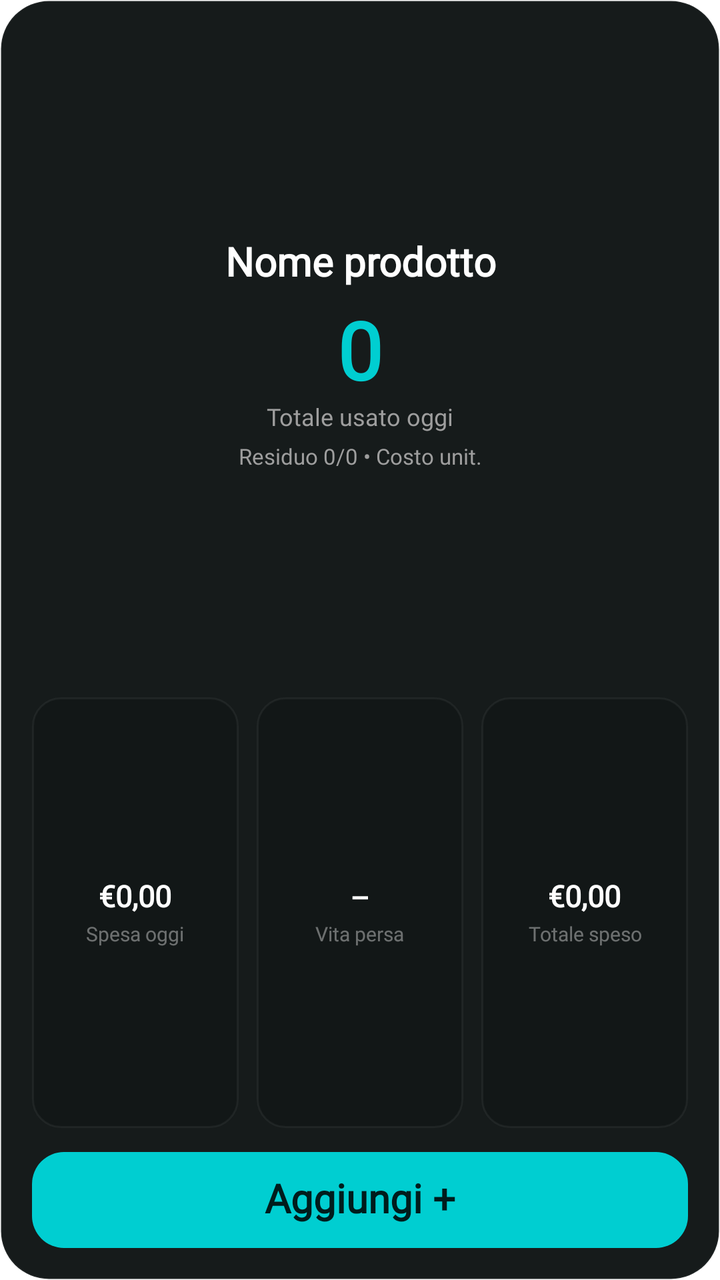
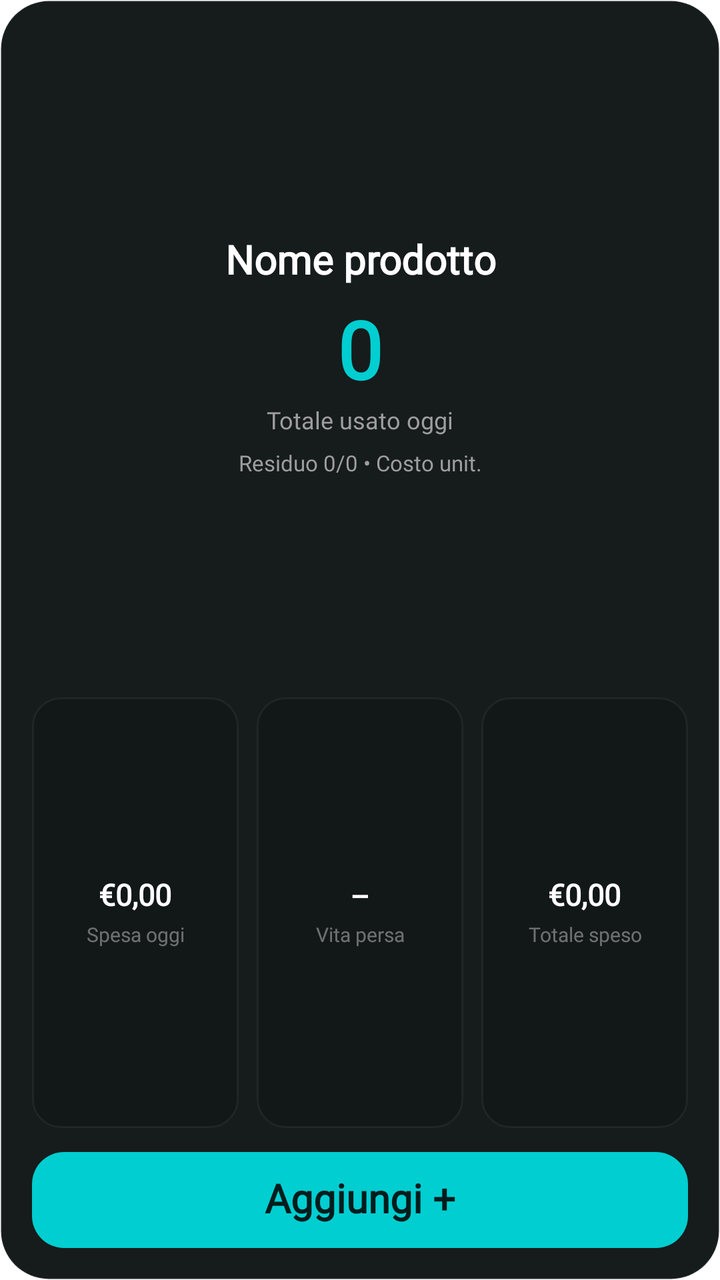

Compare the two renders of this Android layout. The source of the first and the diff that turns it into the second are given below.
<!-- AndroidManifest.xml: fallback theme Theme.MaterialComponents.DayNight.NoActionBar -->
<!-- res/layout/tracking_widget_large.xml -->
<?xml version="1.0" encoding="utf-8"?>
<LinearLayout xmlns:android="http://schemas.android.com/apk/res/android"
    android:id="@+id/widget_root"
    android:layout_width="match_parent"
    android:layout_height="match_parent"
    android:background="@drawable/widget_background"
    android:gravity="center_horizontal"
    android:orientation="vertical"
    android:padding="16dp">

    <LinearLayout
        android:layout_width="match_parent"
        android:layout_height="0dp"
        android:layout_weight="3"
        android:gravity="center"
        android:orientation="vertical">

        <TextView
            android:fontFamily="@font/dm_sans"
            android:id="@+id/widget_product_name"
            android:layout_width="match_parent"
            android:layout_height="wrap_content"
            android:autoSizeMaxTextSize="22sp"
            android:autoSizeMinTextSize="13sp"
            android:autoSizeTextType="uniform"
            android:ellipsize="end"
            android:gravity="center"
            android:includeFontPadding="false"
            android:maxLines="1"
            android:text="Nome prodotto"
            android:textColor="@color/widget_text_primary"
            android:textSize="20sp"
            android:textStyle="bold" />

        <TextView
            android:fontFamily="@font/dm_sans"
            android:id="@+id/widget_count"
            android:layout_width="wrap_content"
            android:layout_height="wrap_content"
            android:autoSizeMaxTextSize="50sp"
            android:autoSizeMinTextSize="22sp"
            android:autoSizeTextType="uniform"
            android:layout_marginTop="10dp"
            android:includeFontPadding="false"
            android:text="0"
            android:textColor="@color/widget_count"
            android:textSize="40sp"
            android:textStyle="bold" />

        <TextView
            android:fontFamily="@font/dm_sans"
            android:id="@+id/widget_count_label"
            android:layout_width="wrap_content"
            android:layout_height="wrap_content"
            android:layout_marginTop="2dp"
            android:includeFontPadding="false"
            android:text="Totale usato oggi"
            android:textColor="@color/widget_text_muted"
            android:textSize="12sp" />

        <TextView
            android:fontFamily="@font/dm_sans"
            android:id="@+id/widget_hint"
            android:layout_width="match_parent"
            android:layout_height="wrap_content"
            android:autoSizeMaxTextSize="11sp"
            android:autoSizeMinTextSize="9sp"
            android:autoSizeTextType="uniform"
            android:layout_marginTop="6dp"
            android:ellipsize="end"
            android:gravity="center"
            android:includeFontPadding="false"
            android:maxLines="2"
            android:text="Residuo 0/0 &#8226; Costo unit."
            android:textColor="@color/widget_text_muted"
            android:textSize="11sp" />
    </LinearLayout>

    <LinearLayout
        android:layout_width="match_parent"
        android:layout_height="0dp"
        android:layout_marginTop="10dp"
        android:layout_weight="2"
        android:baselineAligned="false"
        android:orientation="horizontal"
        android:weightSum="3">

        <LinearLayout
            android:layout_width="0dp"
            android:layout_height="match_parent"
            android:layout_marginEnd="6dp"
            android:layout_weight="1"
            android:background="@drawable/widget_stat_background"
            android:gravity="center"
            android:orientation="vertical"
            android:padding="10dp">

            <TextView
                android:fontFamily="@font/dm_sans"
                android:id="@+id/widget_cost_today_value"
                android:layout_width="wrap_content"
                android:layout_height="wrap_content"
                android:autoSizeMaxTextSize="16sp"
                android:autoSizeMinTextSize="10sp"
                android:autoSizeTextType="uniform"
                android:includeFontPadding="false"
                android:maxLines="1"
                android:text="&#8364;0,00"
                android:textColor="@color/widget_text_primary"
                android:textSize="15sp"
                android:textStyle="bold" />

            <TextView
                android:fontFamily="@font/dm_sans"
                android:layout_width="wrap_content"
                android:layout_height="wrap_content"
                android:layout_marginTop="4dp"
                android:gravity="center"
                android:includeFontPadding="false"
                android:text="Spesa oggi"
                android:textColor="@color/widget_text_faint"
                android:textSize="10sp" />
        </LinearLayout>

        <LinearLayout
            android:layout_width="0dp"
            android:layout_height="match_parent"
            android:layout_marginStart="3dp"
            android:layout_marginEnd="3dp"
            android:layout_weight="1"
            android:background="@drawable/widget_stat_background"
            android:gravity="center"
            android:orientation="vertical"
            android:padding="10dp">

            <TextView
                android:fontFamily="@font/dm_sans"
                android:id="@+id/widget_minutes_today_value"
                android:layout_width="wrap_content"
                android:layout_height="wrap_content"
                android:autoSizeMaxTextSize="16sp"
                android:autoSizeMinTextSize="10sp"
                android:autoSizeTextType="uniform"
                android:includeFontPadding="false"
                android:maxLines="1"
                android:text="--"
                android:textColor="@color/widget_text_primary"
                android:textSize="15sp"
                android:textStyle="bold" />

            <TextView
                android:fontFamily="@font/dm_sans"
                android:layout_width="wrap_content"
                android:layout_height="wrap_content"
                android:layout_marginTop="4dp"
                android:gravity="center"
                android:includeFontPadding="false"
                android:text="Vita persa"
                android:textColor="@color/widget_text_faint"
                android:textSize="10sp" />
        </LinearLayout>

        <LinearLayout
            android:layout_width="0dp"
            android:layout_height="match_parent"
            android:layout_marginStart="6dp"
            android:layout_weight="1"
            android:background="@drawable/widget_stat_background"
            android:gravity="center"
            android:orientation="vertical"
            android:padding="10dp">

            <TextView
                android:fontFamily="@font/dm_sans"
                android:id="@+id/widget_total_cost_value"
                android:layout_width="wrap_content"
                android:layout_height="wrap_content"
                android:autoSizeMaxTextSize="16sp"
                android:autoSizeMinTextSize="10sp"
                android:autoSizeTextType="uniform"
                android:includeFontPadding="false"
                android:maxLines="1"
                android:text="&#8364;0,00"
                android:textColor="@color/widget_text_primary"
                android:textSize="15sp"
                android:textStyle="bold" />

            <TextView
                android:fontFamily="@font/dm_sans"
                android:layout_width="wrap_content"
                android:layout_height="wrap_content"
                android:layout_marginTop="4dp"
                android:gravity="center"
                android:includeFontPadding="false"
                android:text="Totale speso"
                android:textColor="@color/widget_text_faint"
                android:textSize="10sp" />
        </LinearLayout>
    </LinearLayout>

    <TextView
        android:fontFamily="@font/dm_sans"
        android:id="@+id/widget_increment"
        android:layout_width="match_parent"
        android:layout_height="48dp"
        android:layout_marginTop="12dp"
        android:autoSizeMaxTextSize="20sp"
        android:autoSizeMinTextSize="12sp"
        android:autoSizeTextType="uniform"
        android:background="@drawable/widget_button_background"
        android:gravity="center"
        android:includeFontPadding="false"
        android:maxLines="1"
        android:text="Aggiungi +"
        android:textColor="@color/widget_on_action"
        android:textSize="18sp"
        android:textStyle="bold" />
</LinearLayout>
<!-- resources referenced by this layout -->
<resources>
  <color name="widget_count">#FF00CED1</color>
  <color name="widget_on_action">#DD000000</color>
  <color name="widget_text_faint">#62FFFFFF</color>
  <color name="widget_text_muted">#FF9E9E9E</color>
  <color name="widget_text_primary">#FFFFFFFF</color>
  <!-- drawable widget_background (drawable) -->
  <?xml version="1.0" encoding="utf-8"?>
  <shape xmlns:android="http://schemas.android.com/apk/res/android" android:shape="rectangle">
      <solid android:color="@color/widget_surface" />
      <corners android:radius="24dp" />
      <stroke android:width="1dp" android:color="@color/widget_border" />
  </shape>
  <!-- drawable widget_button_background (drawable) -->
  <?xml version="1.0" encoding="utf-8"?>
  <shape xmlns:android="http://schemas.android.com/apk/res/android" android:shape="rectangle">
      <solid android:color="@color/widget_action" />
      <corners android:radius="16dp" />
  </shape>
  <!-- drawable widget_stat_background (drawable) -->
  <?xml version="1.0" encoding="utf-8"?>
  <shape xmlns:android="http://schemas.android.com/apk/res/android" android:shape="rectangle">
      <solid android:color="@color/widget_surface_inset" />
      <corners android:radius="14dp" />
      <stroke android:width="1dp" android:color="@color/widget_border" />
  </shape>
  <color name="widget_surface">#FF161B1B</color>
  <color name="widget_border">#0DFFFFFF</color>
  <color name="widget_action">#FF00CED1</color>
  <color name="widget_surface_inset">#FF121717</color>
</resources>

<!-- the commit's change to res/layout/tracking_widget_large.xml (unified diff, before → after) -->
@@ -25,7 +25,6 @@
             android:autoSizeTextType="uniform"
             android:ellipsize="end"
             android:gravity="center"
-            android:includeFontPadding="false"
             android:maxLines="1"
             android:text="Nome prodotto"
             android:textColor="@color/widget_text_primary"
@@ -53,7 +52,6 @@
             android:layout_width="wrap_content"
             android:layout_height="wrap_content"
             android:layout_marginTop="2dp"
-            android:includeFontPadding="false"
             android:text="Totale usato oggi"
             android:textColor="@color/widget_text_muted"
             android:textSize="12sp" />
@@ -69,7 +67,6 @@
             android:layout_marginTop="6dp"
             android:ellipsize="end"
             android:gravity="center"
-            android:includeFontPadding="false"
             android:maxLines="2"
             android:text="Residuo 0/0 &#8226; Costo unit."
             android:textColor="@color/widget_text_muted"
@@ -93,7 +90,8 @@
             android:background="@drawable/widget_stat_background"
             android:gravity="center"
             android:orientation="vertical"
-            android:padding="10dp">
+            android:paddingHorizontal="10dp"
+            android:paddingVertical="6dp">
 
             <TextView
                 android:fontFamily="@font/dm_sans"
@@ -103,7 +101,6 @@
                 android:autoSizeMaxTextSize="16sp"
                 android:autoSizeMinTextSize="10sp"
                 android:autoSizeTextType="uniform"
-                android:includeFontPadding="false"
                 android:maxLines="1"
                 android:text="&#8364;0,00"
                 android:textColor="@color/widget_text_primary"
@@ -112,11 +109,14 @@
 
             <TextView
                 android:fontFamily="@font/dm_sans"
-                android:layout_width="wrap_content"
-                android:layout_height="wrap_content"
-                android:layout_marginTop="4dp"
+                android:layout_width="match_parent"
+                android:layout_height="16dp"
+                android:layout_marginTop="2dp"
                 android:gravity="center"
-                android:includeFontPadding="false"
+                android:maxLines="1"
+                android:autoSizeTextType="uniform"
+                android:autoSizeMinTextSize="7sp"
+                android:autoSizeMaxTextSize="10sp"
                 android:text="Spesa oggi"
                 android:textColor="@color/widget_text_faint"
                 android:textSize="10sp" />
@@ -131,7 +131,8 @@
             android:background="@drawable/widget_stat_background"
             android:gravity="center"
             android:orientation="vertical"
-            android:padding="10dp">
+            android:paddingHorizontal="10dp"
+            android:paddingVertical="6dp">
 
             <TextView
                 android:fontFamily="@font/dm_sans"
@@ -141,7 +142,6 @@
                 android:autoSizeMaxTextSize="16sp"
                 android:autoSizeMinTextSize="10sp"
                 android:autoSizeTextType="uniform"
-                android:includeFontPadding="false"
                 android:maxLines="1"
                 android:text="--"
                 android:textColor="@color/widget_text_primary"
@@ -150,11 +150,14 @@
 
             <TextView
                 android:fontFamily="@font/dm_sans"
-                android:layout_width="wrap_content"
-                android:layout_height="wrap_content"
-                android:layout_marginTop="4dp"
+                android:layout_width="match_parent"
+                android:layout_height="16dp"
+                android:layout_marginTop="2dp"
                 android:gravity="center"
-                android:includeFontPadding="false"
+                android:maxLines="1"
+                android:autoSizeTextType="uniform"
+                android:autoSizeMinTextSize="7sp"
+                android:autoSizeMaxTextSize="10sp"
                 android:text="Vita persa"
                 android:textColor="@color/widget_text_faint"
                 android:textSize="10sp" />
@@ -168,7 +171,8 @@
             android:background="@drawable/widget_stat_background"
             android:gravity="center"
             android:orientation="vertical"
-            android:padding="10dp">
+            android:paddingHorizontal="10dp"
+            android:paddingVertical="6dp">
 
             <TextView
                 android:fontFamily="@font/dm_sans"
@@ -178,7 +182,6 @@
                 android:autoSizeMaxTextSize="16sp"
                 android:autoSizeMinTextSize="10sp"
                 android:autoSizeTextType="uniform"
-                android:includeFontPadding="false"
                 android:maxLines="1"
                 android:text="&#8364;0,00"
                 android:textColor="@color/widget_text_primary"
@@ -187,11 +190,14 @@
 
             <TextView
                 android:fontFamily="@font/dm_sans"
-                android:layout_width="wrap_content"
-                android:layout_height="wrap_content"
-                android:layout_marginTop="4dp"
+                android:layout_width="match_parent"
+                android:layout_height="16dp"
+                android:layout_marginTop="2dp"
                 android:gravity="center"
-                android:includeFontPadding="false"
+                android:maxLines="1"
+                android:autoSizeTextType="uniform"
+                android:autoSizeMinTextSize="7sp"
+                android:autoSizeMaxTextSize="10sp"
                 android:text="Totale speso"
                 android:textColor="@color/widget_text_faint"
                 android:textSize="10sp" />
